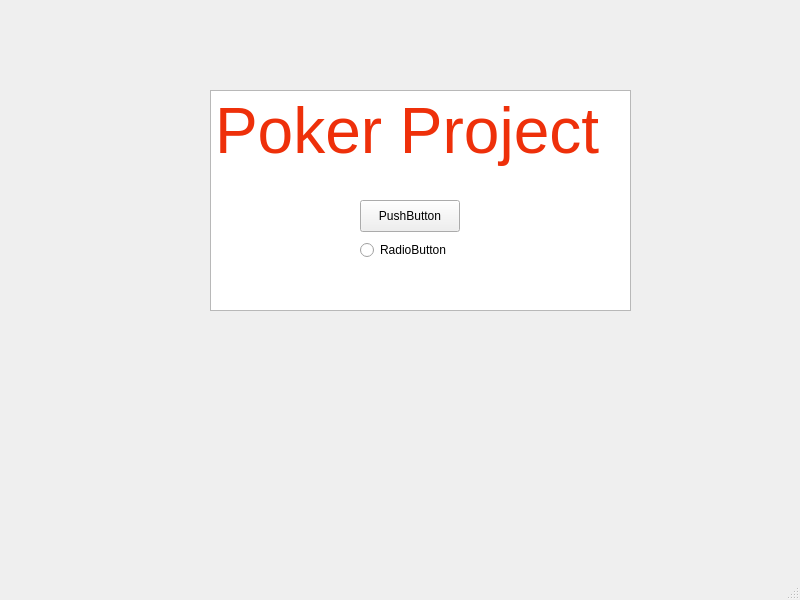
First picture: the form in Poker/mainwindow.ui, repository Cenzito/Poker, before the edit.
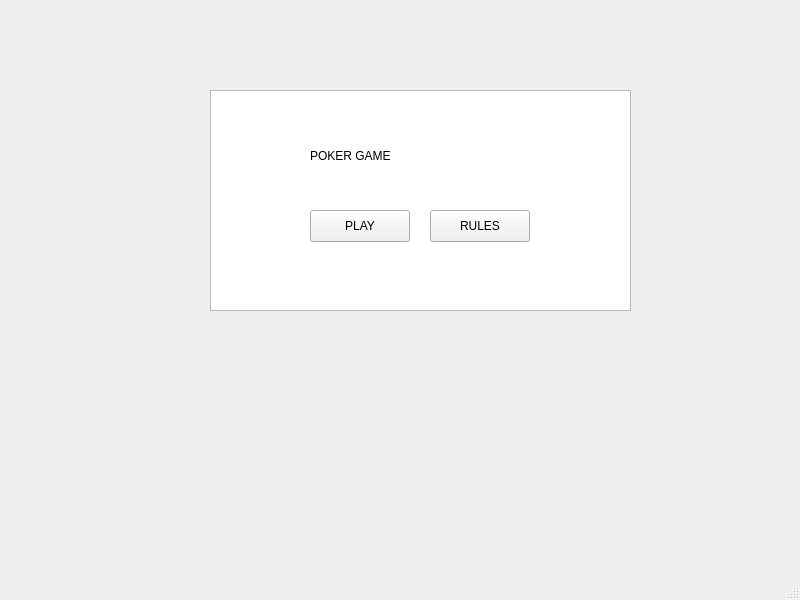
Second picture: the form after the edit.

The edit to the form file:
```diff
--- a/Poker/mainwindow.ui
+++ b/Poker/mainwindow.ui
@@ -31,33 +31,49 @@
 li.unchecked::marker { content: &quot;\2610&quot;; }
 li.checked::marker { content: &quot;\2612&quot;; }
 &lt;/style&gt;&lt;/head&gt;&lt;body style=&quot; font-family:'.AppleSystemUIFont'; font-size:13pt; font-weight:400; font-style:normal;&quot;&gt;
-&lt;p style=&quot; margin-top:0px; margin-bottom:0px; margin-left:0px; margin-right:0px; -qt-block-indent:0; text-indent:0px;&quot;&gt;&lt;span style=&quot; font-family:'Segoe UI'; font-size:48pt; color:#ee300a;&quot;&gt;Poker Project&lt;/span&gt;&lt;/p&gt;&lt;/body&gt;&lt;/html&gt;</string>
+&lt;p style=&quot;-qt-paragraph-type:empty; margin-top:0px; margin-bottom:0px; margin-left:0px; margin-right:0px; -qt-block-indent:0; text-indent:0px;&quot;&gt;&lt;br /&gt;&lt;/p&gt;&lt;/body&gt;&lt;/html&gt;</string>
     </property>
    </widget>
    <widget class="QPushButton" name="pushButton">
     <property name="geometry">
      <rect>
-      <x>360</x>
-      <y>200</y>
+      <x>310</x>
+      <y>210</y>
       <width>100</width>
       <height>32</height>
      </rect>
     </property>
     <property name="text">
-     <string>PushButton</string>
+     <string>PLAY</string>
     </property>
    </widget>
-   <widget class="QRadioButton" name="radioButton">
+   <widget class="QLabel" name="label">
     <property name="geometry">
      <rect>
-      <x>360</x>
-      <y>240</y>
-      <width>99</width>
-      <height>20</height>
+      <x>310</x>
+      <y>130</y>
+      <width>221</width>
+      <height>51</height>
      </rect>
     </property>
+    <property name="styleSheet">
+     <string notr="true">font: 30pt &quot;Academy Engraved LET&quot;;</string>
+    </property>
     <property name="text">
-     <string>RadioButton</string>
+     <string>POKER GAME</string>
+    </property>
+   </widget>
+   <widget class="QPushButton" name="pushButton_2">
+    <property name="geometry">
+     <rect>
+      <x>430</x>
+      <y>210</y>
+      <width>100</width>
+      <height>32</height>
+     </rect>
+    </property>
+    <property name="text">
+     <string>RULES</string>
     </property>
    </widget>
   </widget>
```
